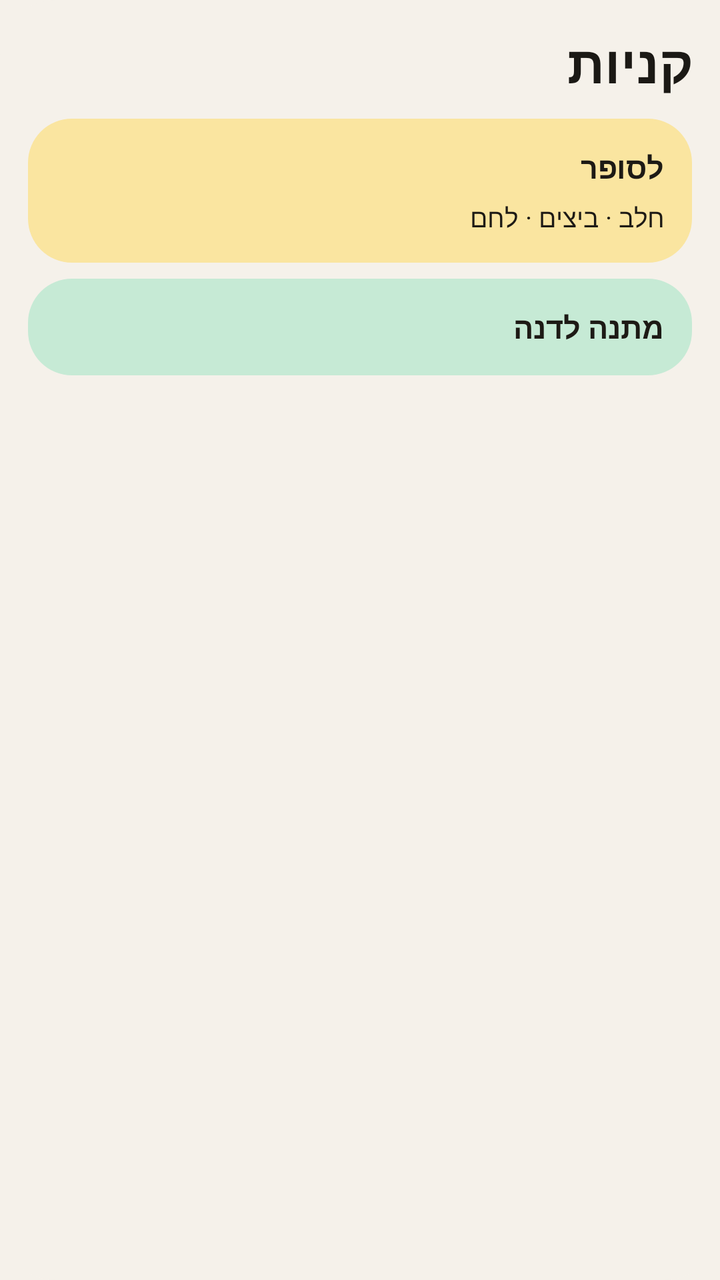
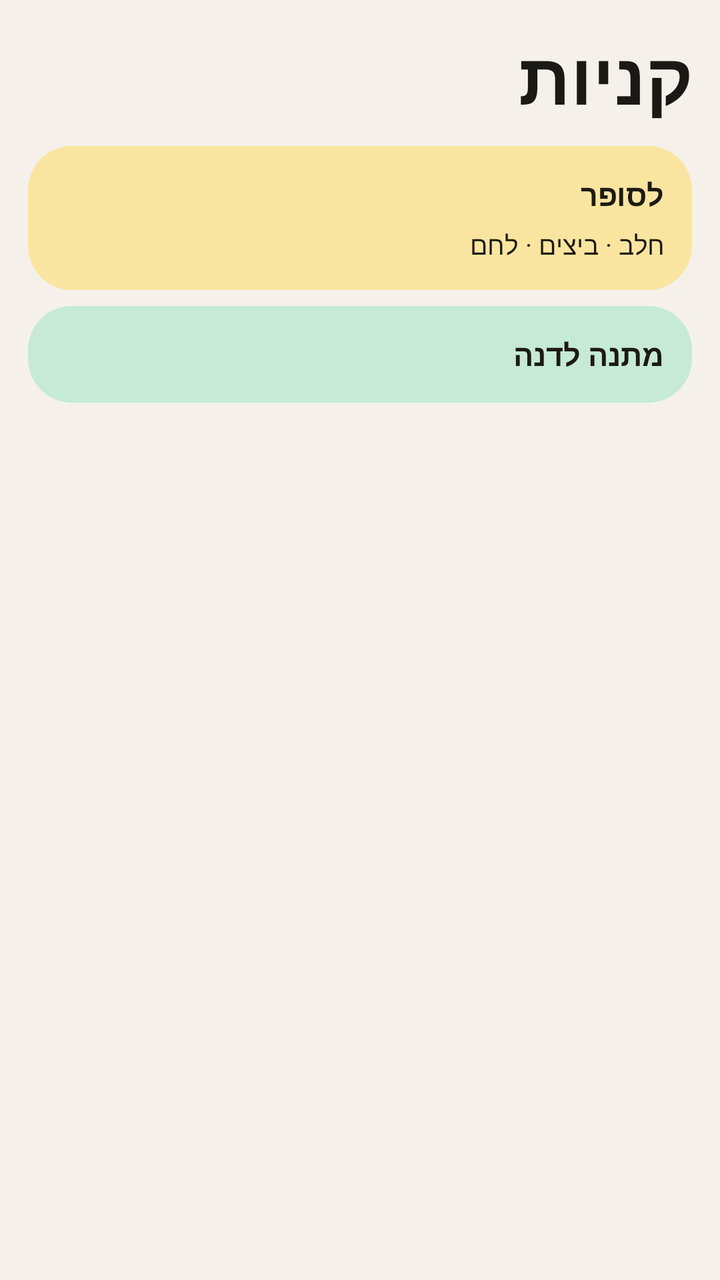

Before-and-after screenshots of an Android layout around one commit, followed by the original layout XML and the change that was made.
<!-- AndroidManifest.xml: application theme Theme.Noted -->
<!-- res/layout/widget_main_preview.xml -->
<?xml version="1.0" encoding="utf-8"?>
<LinearLayout xmlns:android="http://schemas.android.com/apk/res/android"
    android:layout_width="match_parent" android:layout_height="match_parent"
    android:orientation="vertical" android:padding="14dp" android:layoutDirection="rtl"
    android:background="@drawable/wg_preview_bg">
    <TextView android:layout_width="match_parent" android:layout_height="wrap_content"
        android:text="@string/widget_preview_cat" android:textSize="26sp" android:textStyle="bold"
        android:textColor="@color/wg_ink" android:fontFamily="@font/fredoka" android:paddingBottom="10dp" />
    <LinearLayout android:layout_width="match_parent" android:layout_height="wrap_content"
        android:orientation="vertical" android:padding="14dp" android:background="@drawable/wg_preview_butter">
        <TextView android:layout_width="wrap_content" android:layout_height="wrap_content"
            android:text="@string/widget_preview_note1" android:textSize="15sp" android:textStyle="bold" android:textColor="@color/wg_note_ink" />
        <TextView android:layout_width="wrap_content" android:layout_height="wrap_content" android:paddingTop="6dp"
            android:text="@string/widget_preview_line1" android:textSize="13sp" android:textColor="@color/wg_note_ink" />
    </LinearLayout>
    <LinearLayout android:layout_width="match_parent" android:layout_height="wrap_content" android:layout_marginTop="8dp"
        android:orientation="vertical" android:padding="14dp" android:background="@drawable/wg_preview_mint">
        <TextView android:layout_width="wrap_content" android:layout_height="wrap_content"
            android:text="@string/widget_preview_note2" android:textSize="15sp" android:textStyle="bold" android:textColor="@color/wg_note_ink" />
    </LinearLayout>
</LinearLayout>
<!-- resources referenced by this layout -->
<resources>
  <color name="wg_ink">#FF1B1915</color>
  <color name="wg_note_ink">#FF1D1A15</color>
  <!-- drawable wg_preview_bg (drawable) -->
  <?xml version="1.0" encoding="utf-8"?>
  <shape xmlns:android="http://schemas.android.com/apk/res/android" android:shape="rectangle">
      <solid android:color="@color/wg_bg" />
      <corners android:radius="28dp" />
  </shape>
  <!-- drawable wg_preview_butter (drawable) -->
  <?xml version="1.0" encoding="utf-8"?>
  <shape xmlns:android="http://schemas.android.com/apk/res/android" android:shape="rectangle">
      <solid android:color="@color/wg_butter" />
      <corners android:radius="22dp" />
  </shape>
  <!-- drawable wg_preview_mint (drawable) -->
  <?xml version="1.0" encoding="utf-8"?>
  <shape xmlns:android="http://schemas.android.com/apk/res/android" android:shape="rectangle">
      <solid android:color="@color/wg_mint" />
      <corners android:radius="22dp" />
  </shape>
  <string name="widget_preview_cat">קניות</string>
  <string name="widget_preview_line1">חלב · ביצים · לחם</string>
  <string name="widget_preview_note1">לסופר</string>
  <string name="widget_preview_note2">מתנה לדנה</string>
  <style name="Theme.Noted" parent="android:Theme.Material.Light.NoActionBar">
          <item name="android:windowBackground">@color/bg</item>
          <item name="android:colorAccent">@color/accent</item>
          <item name="android:statusBarColor">@android:color/transparent</item>
          <item name="android:navigationBarColor">@android:color/transparent</item>
      </style>
  <color name="wg_bg">#FFF5F1EA</color>
  <color name="wg_butter">#FFFAE5A0</color>
  <color name="wg_mint">#FFC6EAD5</color>
  <color name="bg">#F5F1EA</color>
  <color name="accent">#E0542C</color>
</resources>

<!-- the commit's change to res/layout/widget_main_preview.xml (unified diff, before → after) -->
@@ -4,8 +4,8 @@
     android:orientation="vertical" android:padding="14dp" android:layoutDirection="rtl"
     android:background="@drawable/wg_preview_bg">
     <TextView android:layout_width="match_parent" android:layout_height="wrap_content"
-        android:text="@string/widget_preview_cat" android:textSize="26sp" android:textStyle="bold"
-        android:textColor="@color/wg_ink" android:fontFamily="@font/fredoka" android:paddingBottom="10dp" />
+        android:text="@string/widget_preview_cat" android:textSize="36sp" android:textStyle="bold"
+        android:textColor="@color/wg_ink" android:fontFamily="@font/karantina_bold" android:paddingBottom="10dp" />
     <LinearLayout android:layout_width="match_parent" android:layout_height="wrap_content"
         android:orientation="vertical" android:padding="14dp" android:background="@drawable/wg_preview_butter">
         <TextView android:layout_width="wrap_content" android:layout_height="wrap_content"
